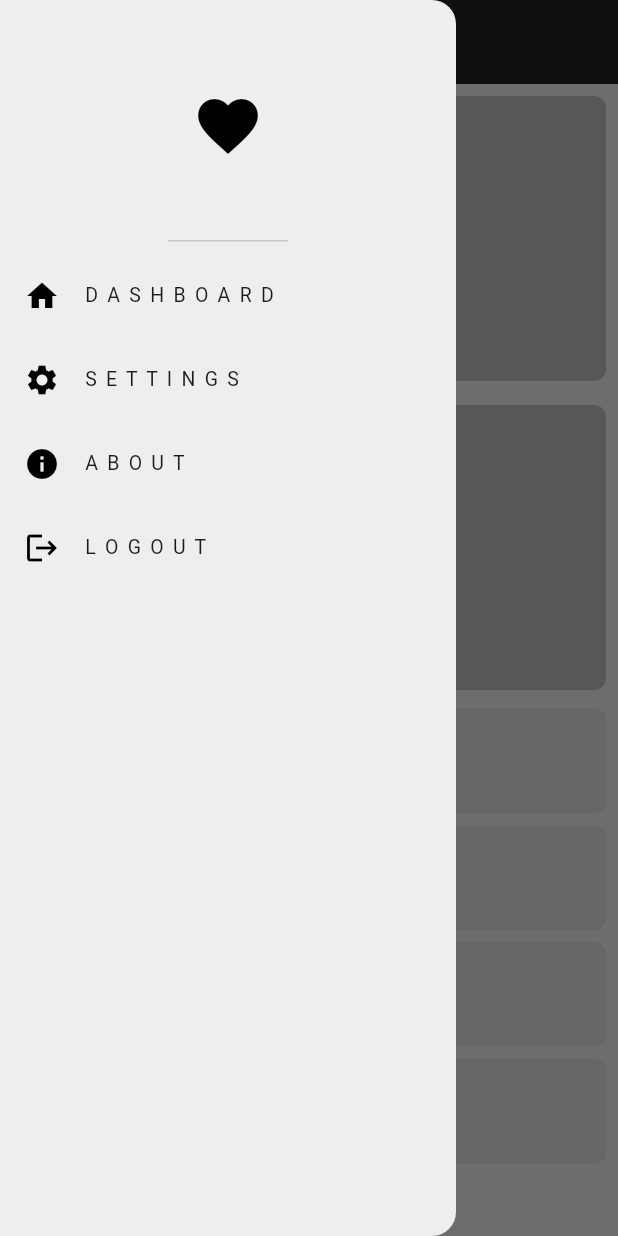
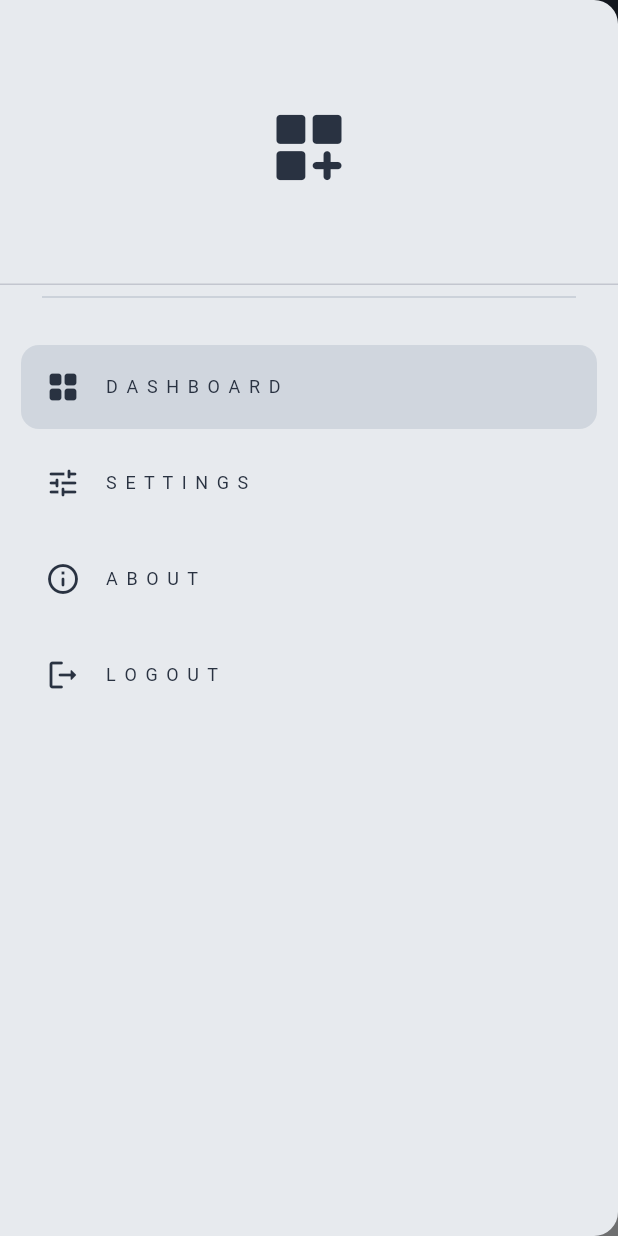
Before and after one commit to kyloren01/Calong-CS-Elective-2, a Flutter app: the screen it shows after launch, with the side drawer open, on a phone screen of 412 x 824 dp. Run offline on Flutter 3.47's test engine with Material 3 defaults, Android fonts, the phone set to English and light mode, and no system bars.

Commit message:
Build responsive adaptive UI

```diff
--- a/lib/main.dart
+++ b/lib/main.dart
@@ -16,9 +16,18 @@ class MyApp extends StatelessWidget {
   Widget build(BuildContext context) {
     return MaterialApp(
       debugShowCheckedModeBanner: false,
-      title: 'Responsive Dashboard',
+      title: 'Responsive Wireframe',
       theme: ThemeData(
-        colorScheme: ColorScheme.fromSeed(seedColor: Colors.grey),
+        colorScheme: ColorScheme.fromSeed(
+          seedColor: const Color(0xFF536174),
+          brightness: Brightness.light,
+        ),
+        scaffoldBackgroundColor: const Color(0xFFF0F2F5),
+        appBarTheme: const AppBarTheme(
+          backgroundColor: Color(0xFF293241),
+          foregroundColor: Colors.white,
+          elevation: 0,
+        ),
         useMaterial3: true,
       ),
       home: const ResponsiveLayout(
--- a/lib/responsive/mobile_scaffold.dart
+++ b/lib/responsive/mobile_scaffold.dart
@@ -3,41 +3,26 @@ import '../widgets/my_box.dart';
 import '../widgets/my_drawer.dart';
 import '../widgets/my_tile.dart';
 
-// Mobile layout view for screen widths less than 600px
 class MobileScaffold extends StatelessWidget {
   const MobileScaffold({super.key});
 
   @override
   Widget build(BuildContext context) {
     return Scaffold(
-      backgroundColor: Colors.grey[200],
-      appBar: AppBar(
-        backgroundColor: Colors.grey[900],
-        elevation: 0,
-        iconTheme: const IconThemeData(color: Colors.white),
-        title: const Text(
-          'responsivedashboard',
-          style: TextStyle(color: Colors.white, fontSize: 16),
-        ),
-      ),
+      appBar: AppBar(title: const Text('responsive wireframe', style: TextStyle(fontSize: 16, fontWeight: FontWeight.w600))),
       drawer: const MyDrawer(),
       body: ListView(
+        padding: const EdgeInsets.all(12),
         children: [
-          // 2x2 top grid for mobile
-          AspectRatio(
-            aspectRatio: 1,
-            child: GridView.builder(
-              physics: const NeverScrollableScrollPhysics(),
-              itemCount: 4,
-              gridDelegate: const SliverGridDelegateWithFixedCrossAxisCount(
-                crossAxisCount: 2,
-              ),
-              itemBuilder: (context, index) {
-                return const MyBox();
-              },
-            ),
+          Container(height: 32, margin: const EdgeInsets.only(bottom: 10), decoration: BoxDecoration(color: const Color(0xFFE0E4EA), borderRadius: BorderRadius.circular(9))),
+          GridView.builder(
+            shrinkWrap: true,
+            physics: const NeverScrollableScrollPhysics(),
+            itemCount: 4,
+            gridDelegate: const SliverGridDelegateWithFixedCrossAxisCount(crossAxisCount: 2, crossAxisSpacing: 4, mainAxisSpacing: 4, childAspectRatio: .95),
+            itemBuilder: (context, index) => const MyBox(),
           ),
-          // Vertical list tiles
+          const SizedBox(height: 6),
           for (int i = 0; i < 4; i++) const MyTile(),
         ],
       ),
--- a/lib/widgets/my_box.dart
+++ b/lib/widgets/my_box.dart
@@ -1,19 +1,45 @@
 import 'package:flutter/material.dart';
 
-// Wireframe box widget for top grid items
 class MyBox extends StatelessWidget {
   const MyBox({super.key});
 
   @override
   Widget build(BuildContext context) {
-    return Padding(
-      padding: const EdgeInsets.all(8.0),
-      child: Container(
-        decoration: BoxDecoration(
-          color: Colors.grey[400],
-          borderRadius: BorderRadius.circular(8),
-        ),
+    return Container(
+      margin: const EdgeInsets.all(6),
+      padding: const EdgeInsets.all(16),
+      decoration: BoxDecoration(
+        color: const Color(0xFFD8DDE5),
+        borderRadius: BorderRadius.circular(14),
+        border: Border.all(color: const Color(0xFFC5CCD6)),
+      ),
+      child: Column(
+        crossAxisAlignment: CrossAxisAlignment.start,
+        mainAxisAlignment: MainAxisAlignment.end,
+        children: [
+          const Spacer(),
+          _WireLine(width: 46, height: 12, color: Color(0xFFB3BBC7)),
+          const SizedBox(height: 10),
+          _WireLine(width: 74, height: 9, color: Color(0xFFBEC5CF)),
+          const SizedBox(height: 6),
+          _WireLine(width: 54, height: 8, color: Color(0xFFBEC5CF)),
+        ],
       ),
     );
   }
 }
+
+class _WireLine extends StatelessWidget {
+  final double width;
+  final double height;
+  final Color color;
+
+  const _WireLine({required this.width, required this.height, required this.color});
+
+  @override
+  Widget build(BuildContext context) => Container(
+        width: width,
+        height: height,
+        decoration: BoxDecoration(color: color, borderRadius: BorderRadius.circular(8)),
+      );
+}
--- a/lib/widgets/my_drawer.dart
+++ b/lib/widgets/my_drawer.dart
@@ -1,59 +1,52 @@
 import 'package:flutter/material.dart';
 
-// Navigation drawer and sidebar widget
 class MyDrawer extends StatelessWidget {
   const MyDrawer({super.key});
 
   @override
   Widget build(BuildContext context) {
     return Drawer(
-      backgroundColor: Colors.grey[200],
+      width: double.infinity,
+      backgroundColor: const Color(0xFFE7EAEE),
       elevation: 0,
       child: Column(
         children: [
-          // Header with heart logo
-          const DrawerHeader(
-            child: Icon(
-              Icons.favorite,
-              size: 48,
-              color: Colors.black,
+          const SizedBox(
+            height: 190,
+            child: DrawerHeader(
+              margin: EdgeInsets.zero,
+              child: Center(child: Icon(Icons.dashboard_customize_rounded, size: 58, color: Color(0xFF293241))),
             ),
           ),
-          // Menu items
-          ListTile(
-            leading: const Icon(Icons.home, color: Colors.black),
-            title: const Text(
-              'D A S H B O A R D',
-              style: TextStyle(letterSpacing: 1.5, fontSize: 13),
-            ),
-            onTap: () {},
-          ),
-          ListTile(
-            leading: const Icon(Icons.settings, color: Colors.black),
-            title: const Text(
-              'S E T T I N G S',
-              style: TextStyle(letterSpacing: 1.5, fontSize: 13),
-            ),
-            onTap: () {},
-          ),
-          ListTile(
-            leading: const Icon(Icons.info, color: Colors.black),
-            title: const Text(
-              'A B O U T',
-              style: TextStyle(letterSpacing: 1.5, fontSize: 13),
-            ),
-            onTap: () {},
-          ),
-          ListTile(
-            leading: const Icon(Icons.logout, color: Colors.black),
-            title: const Text(
-              'L O G O U T',
-              style: TextStyle(letterSpacing: 1.5, fontSize: 13),
-            ),
-            onTap: () {},
-          ),
+          const Divider(indent: 28, endIndent: 28, color: Color(0xFFC3CAD3)),
+          const SizedBox(height: 20),
+          _MenuItem(icon: Icons.grid_view_rounded, label: 'D A S H B O A R D', selected: true),
+          _MenuItem(icon: Icons.tune_rounded, label: 'S E T T I N G S'),
+          _MenuItem(icon: Icons.info_outline_rounded, label: 'A B O U T'),
+          _MenuItem(icon: Icons.logout_rounded, label: 'L O G O U T'),
         ],
       ),
     );
   }
 }
+
+class _MenuItem extends StatelessWidget {
+  final IconData icon;
+  final String label;
+  final bool selected;
+
+  const _MenuItem({required this.icon, required this.label, this.selected = false});
+
+  @override
+  Widget build(BuildContext context) {
+    return Container(
+      margin: const EdgeInsets.symmetric(horizontal: 14, vertical: 4),
+      decoration: BoxDecoration(color: selected ? const Color(0xFFD0D6DE) : Colors.transparent, borderRadius: BorderRadius.circular(12)),
+      child: ListTile(
+        leading: Icon(icon, color: const Color(0xFF293241)),
+        title: Text(label, style: const TextStyle(fontSize: 12, letterSpacing: 1.4, color: Color(0xFF293241))),
+        onTap: () {},
+      ),
+    );
+  }
+}
--- a/lib/widgets/my_tile.dart
+++ b/lib/widgets/my_tile.dart
@@ -1,20 +1,42 @@
 import 'package:flutter/material.dart';
 
-// Wireframe list item tile widget
 class MyTile extends StatelessWidget {
   const MyTile({super.key});
 
   @override
   Widget build(BuildContext context) {
-    return Padding(
-      padding: const EdgeInsets.symmetric(horizontal: 8.0, vertical: 4.0),
-      child: Container(
-        height: 70,
-        decoration: BoxDecoration(
-          color: Colors.grey[300],
-          borderRadius: BorderRadius.circular(8),
-        ),
+    return Container(
+      height: 82,
+      margin: const EdgeInsets.symmetric(vertical: 5),
+      padding: const EdgeInsets.symmetric(horizontal: 18),
+      decoration: BoxDecoration(
+        color: const Color(0xFFE0E4EA),
+        borderRadius: BorderRadius.circular(14),
+        border: Border.all(color: const Color(0xFFD0D6DE)),
+      ),
+      child: Row(
+        children: [
+          Container(width: 38, height: 38, decoration: BoxDecoration(color: const Color(0xFFB9C1CC), borderRadius: BorderRadius.circular(12))),
+          const SizedBox(width: 14),
+          Expanded(child: Column(mainAxisAlignment: MainAxisAlignment.center, crossAxisAlignment: CrossAxisAlignment.start, children: [
+            _Line(width: 150, height: 10),
+            const SizedBox(height: 9),
+            _Line(width: 95, height: 8),
+          ])),
+          const _Line(width: 28, height: 28, radius: 14),
+        ],
       ),
     );
   }
 }
+
+class _Line extends StatelessWidget {
+  final double width;
+  final double height;
+  final double radius;
+
+  const _Line({required this.width, required this.height, this.radius = 6});
+
+  @override
+  Widget build(BuildContext context) => Container(width: width, height: height, decoration: BoxDecoration(color: const Color(0xFFBEC6D1), borderRadius: BorderRadius.circular(radius)));
+}
```
Also changed, not shown: analysis_options.yaml (+9 -0 lines), lib/responsive/desktop_scaffold.dart (+12 -38 lines), lib/responsive/tablet_scaffold.dart (+10 -25 lines), lib/widgets/right_panel.dart (+40 -23 lines), pubspec.lock.
